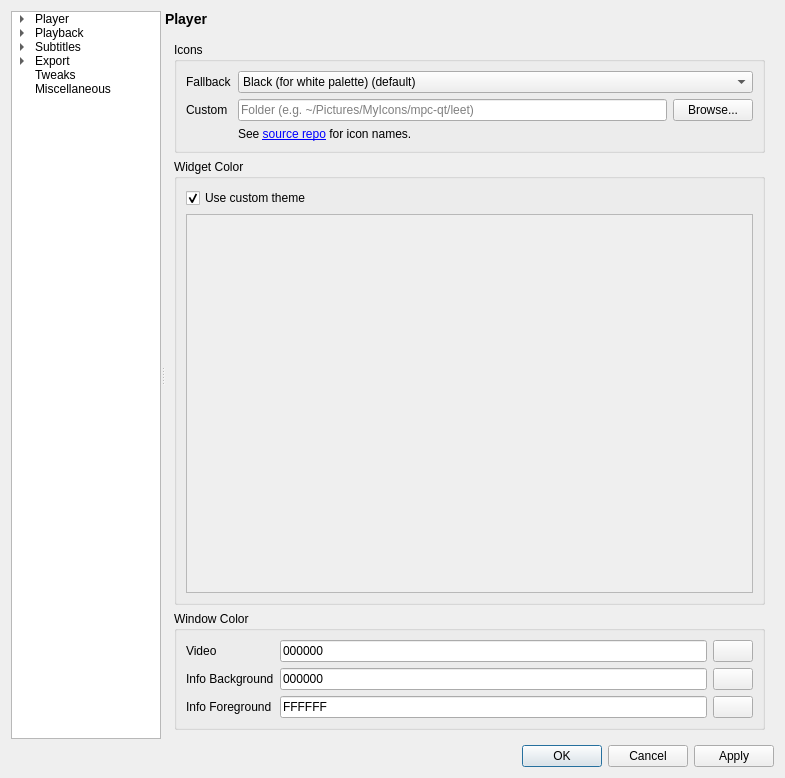
This is settingswindow.ui in mpc-qt/mpc-qt as Qt 5 draws it before an edit. The edited form follows.
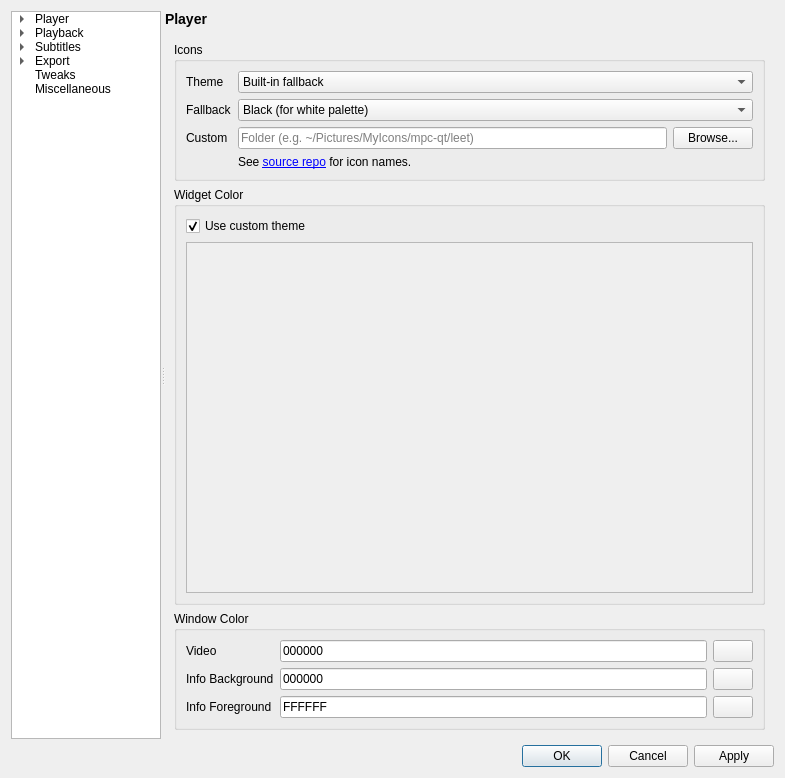
This is the edited form. The open tabs and pages were chosen to show the change.

Commit message:
settingswindow,helpers: implement more robust theming
Use the fallback more often.

Fixes #208.

Patch:
```diff
--- a/settingswindow.ui
+++ b/settingswindow.ui
@@ -572,7 +572,7 @@
               <item row="0" column="0">
                <widget class="QLabel" name="interfaceIconsFallbackLabel">
                 <property name="text">
-                 <string>Fallback</string>
+                 <string>Theme</string>
                 </property>
                </widget>
               </item>
@@ -586,7 +586,7 @@
                 </property>
                 <item>
                  <property name="text">
-                  <string>Black (for white palette) (default)</string>
+                  <string>Built-in fallback</string>
                  </property>
                 </item>
                 <item>
@@ -601,14 +601,14 @@
                 </item>
                </widget>
               </item>
-              <item row="1" column="0">
+              <item row="2" column="0">
                <widget class="QLabel" name="interfaceIconsCustomLabel">
                 <property name="text">
                  <string>Custom</string>
                 </property>
                </widget>
               </item>
-              <item row="1" column="1">
+              <item row="2" column="1">
                <layout class="QHBoxLayout" name="interfaceIconsCustomLayout">
                 <item>
                  <widget class="QLineEdit" name="interfaceIconsCustomFolder">
@@ -626,7 +626,7 @@
                 </item>
                </layout>
               </item>
-              <item row="2" column="1">
+              <item row="3" column="1">
                <widget class="QLabel" name="interfaceIconsNotice">
                 <property name="text">
                  <string>See &lt;a href=&quot;https://github.com/cmdrkotori/mpc-qt/tree/master/images/theme/black&quot;&gt;source repo&lt;/a&gt; for icon names.</string>
@@ -636,6 +636,33 @@
                 </property>
                </widget>
               </item>
+              <item row="1" column="0">
+               <widget class="QLabel" name="interfaceIconsInbuiltLabel">
+                <property name="text">
+                 <string>Fallback</string>
+                </property>
+               </widget>
+              </item>
+              <item row="1" column="1">
+               <widget class="QComboBox" name="interfaceIconsInbuilt">
+                <property name="sizePolicy">
+                 <sizepolicy hsizetype="Expanding" vsizetype="Fixed">
+                  <horstretch>0</horstretch>
+                  <verstretch>0</verstretch>
+                 </sizepolicy>
+                </property>
+                <item>
+                 <property name="text">
+                  <string>Black (for white palette)</string>
+                 </property>
+                </item>
+                <item>
+                 <property name="text">
+                  <string>White (for black palette)</string>
+                 </property>
+                </item>
+               </widget>
+              </item>
              </layout>
             </widget>
            </item>
@@ -668,8 +695,8 @@
                   <rect>
                    <x>0</x>
                    <y>0</y>
-                   <width>42</width>
-                   <height>18</height>
+                   <width>555</width>
+                   <height>178</height>
                   </rect>
                  </property>
                  <layout class="QVBoxLayout" name="verticalLayout_6"/>
```
Left out of the diff: 8 changed lines with no effect on the pictures. The commit also changes 11 other files.
